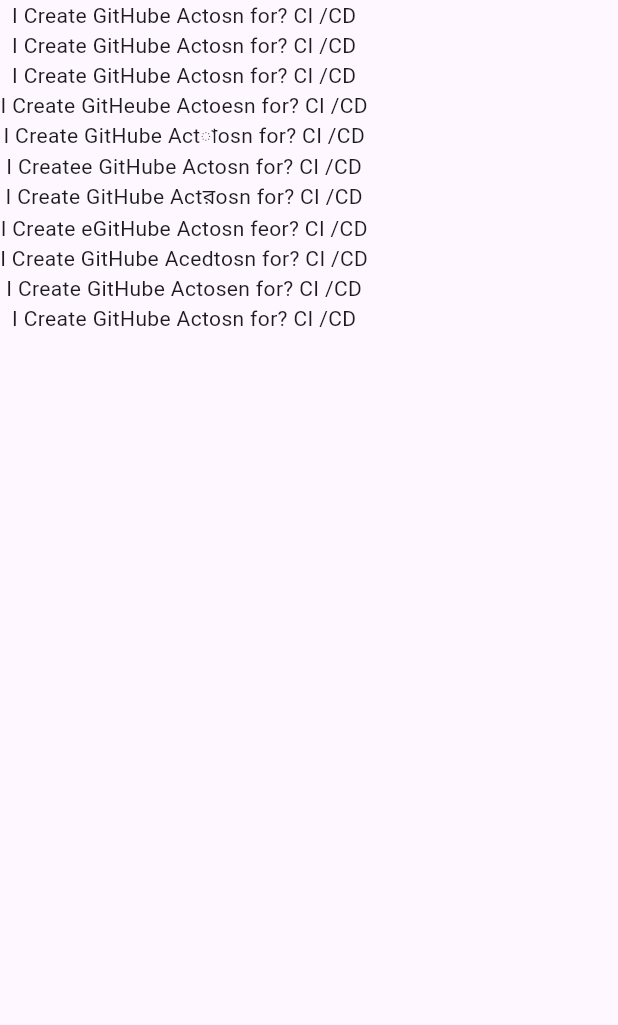
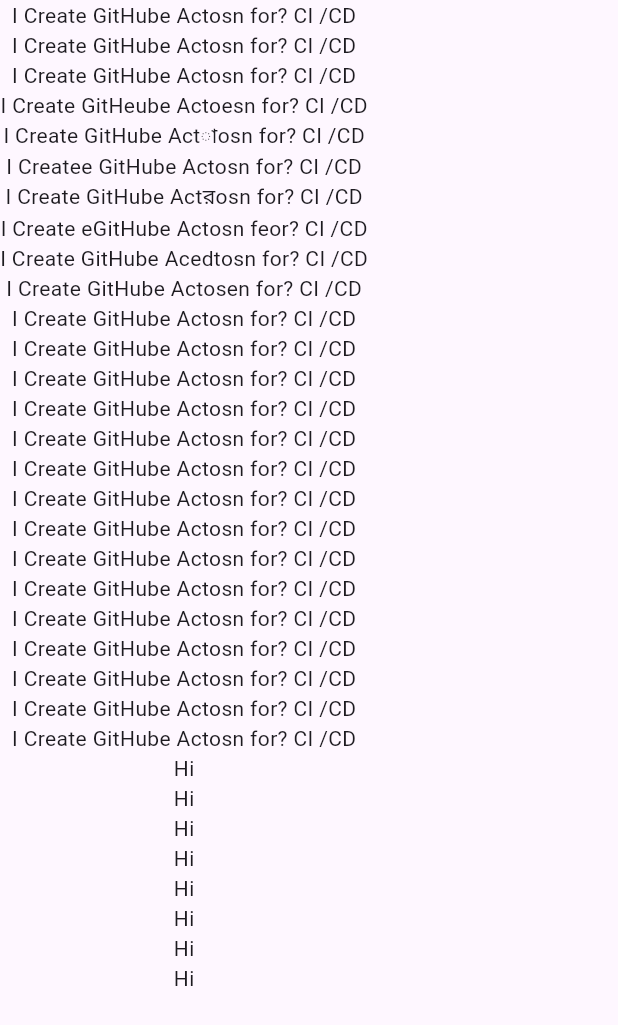
Before and after one commit to Ferdaus0001/CICD-AutomatosnTest, a Flutter app: the screen it shows after launch, on a phone screen of 412 x 824 dp. Shown: the top 1025 px of the screen. Run offline on Flutter 3.47's test engine with Material 3 defaults, Android fonts, the phone set to English and light mode, and no system bars.

Commit message:
succesful fix ci/cd

```diff
--- a/lib/home_screen.dart
+++ b/lib/home_screen.dart
@@ -26,6 +26,28 @@ class _HomeScreenState extends State<HomeScreen> {
           Text('I Create GitHube Acedtosn for? CI /CD'),
           Text('I Create GitHube Actosen for? CI /CD'),
           Text('I Create GitHube Actosn for? CI /CD'),
+          Text('I Create GitHube Actosn for? CI /CD'),
+          Text('I Create GitHube Actosn for? CI /CD'),
+          Text('I Create GitHube Actosn for? CI /CD'),
+          Text('I Create GitHube Actosn for? CI /CD'),
+          Text('I Create GitHube Actosn for? CI /CD'),
+          Text('I Create GitHube Actosn for? CI /CD'),
+          Text('I Create GitHube Actosn for? CI /CD'),
+          Text('I Create GitHube Actosn for? CI /CD'),
+          Text('I Create GitHube Actosn for? CI /CD'),
+          Text('I Create GitHube Actosn for? CI /CD'),
+          Text('I Create GitHube Actosn for? CI /CD'),
+          Text('I Create GitHube Actosn for? CI /CD'),
+          Text('I Create GitHube Actosn for? CI /CD'),
+          Text('I Create GitHube Actosn for? CI /CD'),
+          Text('Hi'),
+          Text('Hi'),
+          Text('Hi'),
+          Text('Hi'),
+          Text('Hi'),
+          Text('Hi'),
+          Text('Hi'),
+          Text('Hi'),
 
         ],
       ),
```
